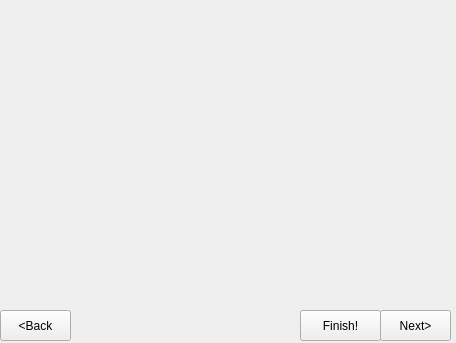
First picture: the form in playground/gsoc/PaW/src/gui/widgetMain.ui, repository pars-linux/uludag, before the edit.
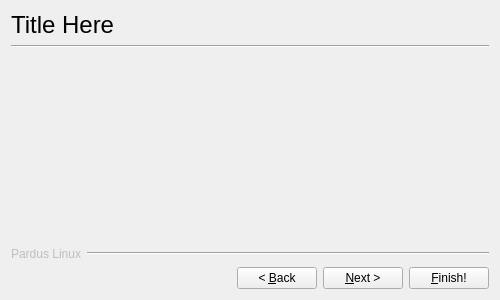
Second picture: the form after the edit.

The edit to the form file:
```diff
--- a/playground/gsoc/PaW/src/gui/widgetMain.ui
+++ b/playground/gsoc/PaW/src/gui/widgetMain.ui
@@ -6,25 +6,56 @@
    <rect>
     <x>0</x>
     <y>0</y>
-    <width>456</width>
-    <height>343</height>
+    <width>500</width>
+    <height>300</height>
    </rect>
   </property>
+  <property name="minimumSize">
+   <size>
+    <width>500</width>
+    <height>300</height>
+   </size>
+  </property>
+  <property name="maximumSize">
+   <size>
+    <width>500</width>
+    <height>300</height>
+   </size>
+  </property>
   <property name="windowTitle">
    <string>PaW: Pardus Windows Installer</string>
   </property>
+  <layout class="QGridLayout" name="gridLayout_2">
+   <item row="0" column="0">
+    <layout class="QGridLayout" name="gridLayout">
+     <item row="0" column="0">
+      <layout class="QVBoxLayout" name="verticalLayout">
+       <item>
+        <widget class="QLabel" name="lblHeading">
+         <property name="font">
+          <font>
+           <pointsize>18</pointsize>
+          </font>
+         </property>
+         <property name="text">
+          <string>Title Here</string>
+         </property>
+        </widget>
+       </item>
+       <item>
+        <widget class="Line" name="line">
+         <property name="orientation">
+          <enum>Qt::Horizontal</enum>
+         </property>
+        </widget>
+       </item>
+      </layout>
+     </item>
+     <item row="1" column="0">
   <widget class="QStackedWidget" name="stackedWidget">
-   <property name="geometry">
-    <rect>
-     <x>10</x>
-     <y>60</y>
-     <width>441</width>
-     <height>231</height>
-    </rect>
-   </property>
    <property name="maximumSize">
     <size>
-     <width>551</width>
+         <width>16777215</width>
      <height>16777215</height>
     </size>
    </property>
@@ -32,45 +63,75 @@
     <number>-1</number>
    </property>
   </widget>
+     </item>
+     <item row="3" column="0">
+      <layout class="QHBoxLayout" name="horizontalLayout">
+       <item>
+        <spacer name="horizontalSpacer">
+         <property name="orientation">
+          <enum>Qt::Horizontal</enum>
+         </property>
+         <property name="sizeHint" stdset="0">
+          <size>
+           <width>40</width>
+           <height>20</height>
+          </size>
+         </property>
+        </spacer>
+       </item>
+       <item>
   <widget class="QPushButton" name="btnBack">
-   <property name="geometry">
-    <rect>
-     <x>0</x>
-     <y>310</y>
-     <width>71</width>
-     <height>31</height>
-    </rect>
-   </property>
    <property name="text">
-    <string>&lt;Back</string>
-   </property>
-  </widget>
+          <string>&lt; &amp;Back</string>
+         </property>
+        </widget>
+       </item>
+       <item>
   <widget class="QPushButton" name="btnNext">
-   <property name="geometry">
-    <rect>
-     <x>380</x>
-     <y>310</y>
-     <width>71</width>
-     <height>31</height>
-    </rect>
-   </property>
    <property name="text">
-    <string>Next&gt;</string>
-   </property>
-  </widget>
+          <string>&amp;Next &gt;</string>
+         </property>
+        </widget>
+       </item>
+       <item>
   <widget class="QPushButton" name="btnFinish">
-   <property name="geometry">
-    <rect>
-     <x>300</x>
-     <y>310</y>
-     <width>81</width>
-     <height>31</height>
-    </rect>
-   </property>
+         <property name="text">
+          <string>&amp;Finish!</string>
+         </property>
+        </widget>
+       </item>
+      </layout>
+     </item>
+     <item row="2" column="0">
+      <layout class="QHBoxLayout" name="horizontalLayout_2">
+       <item>
+        <widget class="QLabel" name="lblCompany">
+         <property name="enabled">
+          <bool>false</bool>
+         </property>
    <property name="text">
-    <string>Finish!</string>
-   </property>
-  </widget>
+          <string>Pardus Linux</string>
+         </property>
+        </widget>
+       </item>
+       <item>
+        <widget class="Line" name="line_2">
+         <property name="sizePolicy">
+          <sizepolicy hsizetype="Expanding" vsizetype="Fixed">
+           <horstretch>0</horstretch>
+           <verstretch>0</verstretch>
+          </sizepolicy>
+         </property>
+         <property name="orientation">
+          <enum>Qt::Horizontal</enum>
+         </property>
+        </widget>
+       </item>
+      </layout>
+     </item>
+    </layout>
+   </item>
+  </layout>
  </widget>
  <resources/>
  <connections/>
```
Lines whose indentation alone changed are shown as unchanged.
